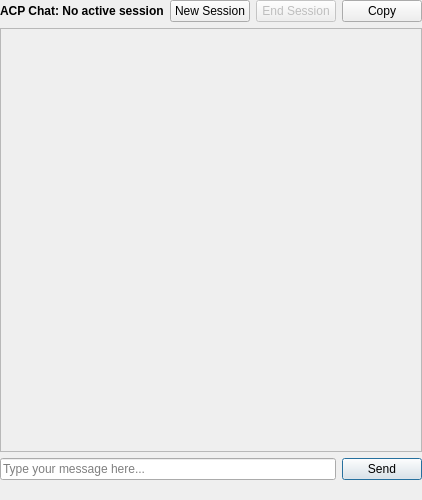
The window that addons/acpclient/acpclientchat.ui (KDE/kate) describes before a commit, drawn with Qt 5.
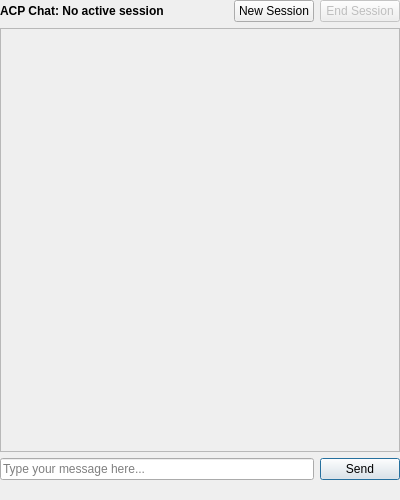
The same window after the commit. Icons and pictures are not drawn.

Commit message: no extra copy button

Patch:
```diff
--- a/addons/acpclient/acpclientchat.ui
+++ b/addons/acpclient/acpclientchat.ui
@@ -85,19 +85,6 @@
        </property>
       </widget>
      </item>
-     <item>
-      <widget class="QPushButton" name="copyButton">
-       <property name="text">
-        <string>Copy</string>
-       </property>
-       <property name="icon">
-        <iconset theme="edit-copy"/>
-       </property>
-       <property name="toolTip">
-        <string>Copy chat text to clipboard</string>
-       </property>
-      </widget>
-     </item>
     </layout>
    </item>
    <item>
```
The commit also changes 1 other file.
